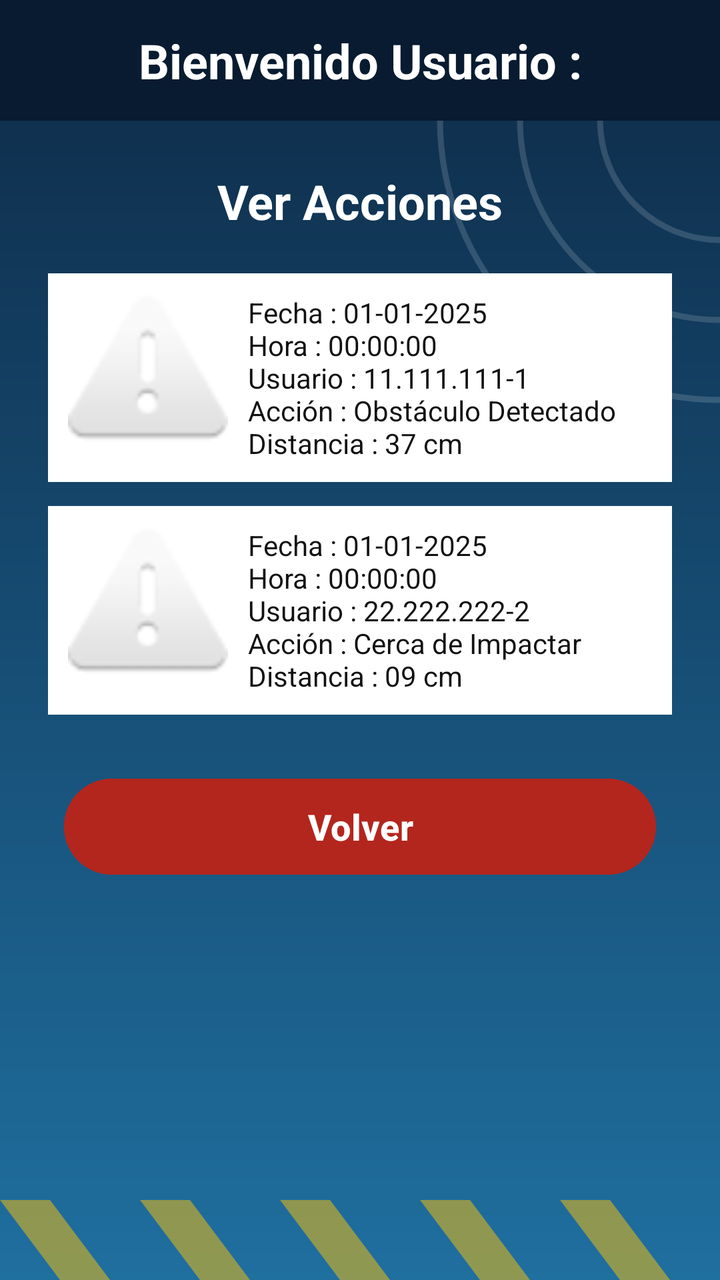
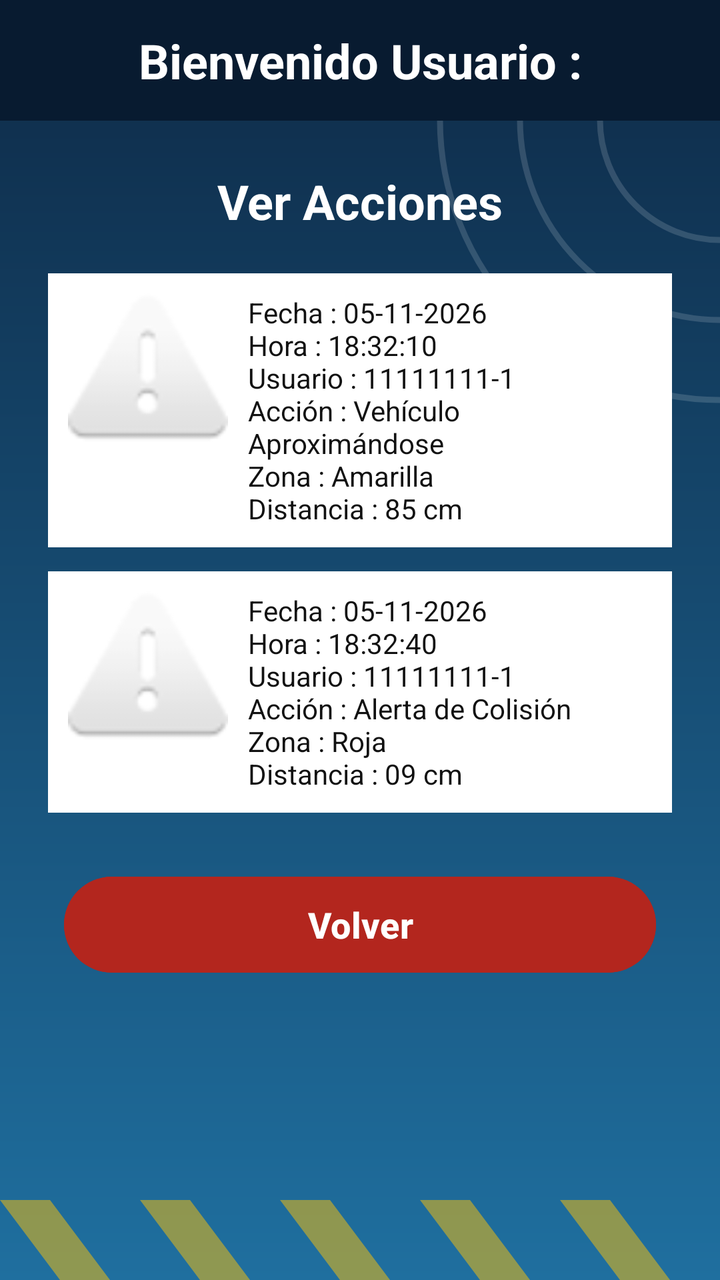

The first picture is an Android layout as it rendered before a commit; the second is the same layout after the commit. The layout source and the unified diff follow.
<!-- AndroidManifest.xml: application theme Theme.AppParking -->
<!-- res/layout/activity_acciones.xml -->
<?xml version="1.0" encoding="utf-8"?>
<LinearLayout xmlns:android="http://schemas.android.com/apk/res/android"
    xmlns:app="http://schemas.android.com/apk/res-auto"
    xmlns:tools="http://schemas.android.com/tools"
    android:id="@+id/main"
    android:layout_width="match_parent"
    android:layout_height="match_parent"
    android:background="@drawable/fondo_app"
    android:orientation="vertical"
    tools:context=".Acciones">

    <TextView
        android:id="@+id/tvusuacc"
        android:layout_width="match_parent"
        android:layout_height="wrap_content"
        android:background="@color/barra"
        android:gravity="center"
        android:padding="14dp"
        android:text="Bienvenido Usuario :"
        android:textColor="#FFFFFF"
        android:textSize="24sp"
        android:textStyle="bold" />

    <TextView
        android:layout_width="match_parent"
        android:layout_height="wrap_content"
        android:layout_marginTop="24dp"
        android:layout_marginBottom="8dp"
        android:gravity="center"
        android:text="Ver Acciones"
        android:textColor="#FFFFFF"
        android:textSize="24sp"
        android:textStyle="bold" />

    <LinearLayout
        android:layout_width="match_parent"
        android:layout_height="wrap_content"
        android:layout_marginStart="24dp"
        android:layout_marginTop="12dp"
        android:layout_marginEnd="24dp"
        android:background="#FFFFFF"
        android:orientation="horizontal"
        android:padding="10dp">

        <ImageView
            android:layout_width="80dp"
            android:layout_height="80dp"
            android:contentDescription="Imagen de la acción"
            android:src="@android:drawable/ic_dialog_alert" />

        <TextView
            android:layout_width="match_parent"
            android:layout_height="wrap_content"
            android:layout_marginStart="10dp"
            android:text="Fecha : 01-01-2025\nHora : 00:00:00\nUsuario : 11.111.111-1\nAcción : Obstáculo Detectado\nDistancia : 37 cm"
            android:textColor="#111111"
            android:textSize="14sp" />
    </LinearLayout>

    <LinearLayout
        android:layout_width="match_parent"
        android:layout_height="wrap_content"
        android:layout_marginStart="24dp"
        android:layout_marginTop="12dp"
        android:layout_marginEnd="24dp"
        android:background="#FFFFFF"
        android:orientation="horizontal"
        android:padding="10dp">

        <ImageView
            android:layout_width="80dp"
            android:layout_height="80dp"
            android:contentDescription="Imagen de la acción"
            android:src="@android:drawable/ic_dialog_alert" />

        <TextView
            android:layout_width="match_parent"
            android:layout_height="wrap_content"
            android:layout_marginStart="10dp"
            android:text="Fecha : 01-01-2025\nHora : 00:00:00\nUsuario : 22.222.222-2\nAcción : Cerca de Impactar\nDistancia : 09 cm"
            android:textColor="#111111"
            android:textSize="14sp" />
    </LinearLayout>

    <Button
        android:id="@+id/btnvolver"
        android:layout_width="match_parent"
        android:layout_height="56dp"
        android:layout_marginStart="32dp"
        android:layout_marginTop="28dp"
        android:layout_marginEnd="32dp"
        android:backgroundTint="@color/rojo"
        android:text="Volver"
        android:textColor="#FFFFFF"
        android:textSize="18sp"
        android:textStyle="bold"
        app:cornerRadius="28dp" />

</LinearLayout>
<!-- resources referenced by this layout -->
<resources>
  <color name="barra">#081B30</color>
  <color name="rojo">#B3261E</color>
  <!-- drawable fondo_app (drawable) -->
  <vector xmlns:android="http://schemas.android.com/apk/res/android"
      xmlns:aapt="http://schemas.android.com/aapt"
      android:width="360dp"
      android:height="640dp"
      android:viewportWidth="360"
      android:viewportHeight="640">
      <path android:pathData="M0,0h360v640h-360z">
          <aapt:attr name="android:fillColor">
              <gradient android:type="linear" android:startX="180" android:startY="0"
                  android:endX="180" android:endY="640">
                  <item android:offset="0" android:color="#0E2A47"/>
                  <item android:offset="1" android:color="#1F6F9F"/>
              </gradient>
          </aapt:attr>
      </path>
      <path android:pathData="M300,60a60,60 0 1,0 120,0a60,60 0 1,0 -120,0"
          android:strokeColor="#26FFFFFF" android:strokeWidth="3" android:fillColor="#00000000"/>
      <path android:pathData="M260,60a100,100 0 1,0 200,0a100,100 0 1,0 -200,0"
          android:strokeColor="#26FFFFFF" android:strokeWidth="3" android:fillColor="#00000000"/>
      <path android:pathData="M220,60a140,140 0 1,0 280,0a140,140 0 1,0 -280,0"
          android:strokeColor="#26FFFFFF" android:strokeWidth="3" android:fillColor="#00000000"/>
      <path android:pathData="M0,600L30,640L55,640L25,600z" android:fillColor="#80FFC107"/>
      <path android:pathData="M70,600L100,640L125,640L95,600z" android:fillColor="#80FFC107"/>
      <path android:pathData="M140,600L170,640L195,640L165,600z" android:fillColor="#80FFC107"/>
      <path android:pathData="M210,600L240,640L265,640L235,600z" android:fillColor="#80FFC107"/>
      <path android:pathData="M280,600L310,640L335,640L305,600z" android:fillColor="#80FFC107"/>
  </vector>
  <style name="Theme.AppParking" parent="Base.Theme.AppParking" />
  <style name="Base.Theme.AppParking" parent="Theme.Material3.DayNight.NoActionBar">
          
          
      </style>
</resources>

<!-- the commit's change to res/layout/activity_acciones.xml (unified diff, before → after) -->
@@ -52,7 +52,7 @@
             android:layout_width="match_parent"
             android:layout_height="wrap_content"
             android:layout_marginStart="10dp"
-            android:text="Fecha : 01-01-2025\nHora : 00:00:00\nUsuario : 11.111.111-1\nAcción : Obstáculo Detectado\nDistancia : 37 cm"
+            android:text="Fecha : 05-11-2026\nHora : 18:32:10\nUsuario : 11111111-1\nAcción : Vehículo Aproximándose\nZona : Amarilla\nDistancia : 85 cm"
             android:textColor="#111111"
             android:textSize="14sp" />
     </LinearLayout>
@@ -77,7 +77,7 @@
             android:layout_width="match_parent"
             android:layout_height="wrap_content"
             android:layout_marginStart="10dp"
-            android:text="Fecha : 01-01-2025\nHora : 00:00:00\nUsuario : 22.222.222-2\nAcción : Cerca de Impactar\nDistancia : 09 cm"
+            android:text="Fecha : 05-11-2026\nHora : 18:32:40\nUsuario : 11111111-1\nAcción : Alerta de Colisión\nZona : Roja\nDistancia : 09 cm"
             android:textColor="#111111"
             android:textSize="14sp" />
     </LinearLayout>
